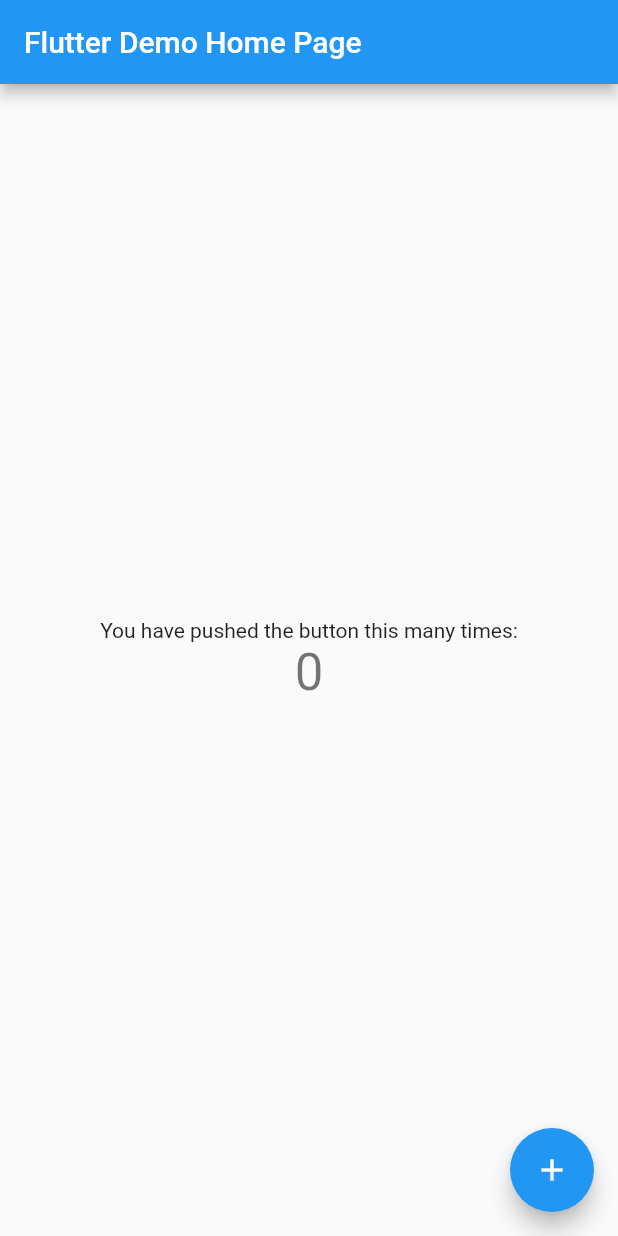
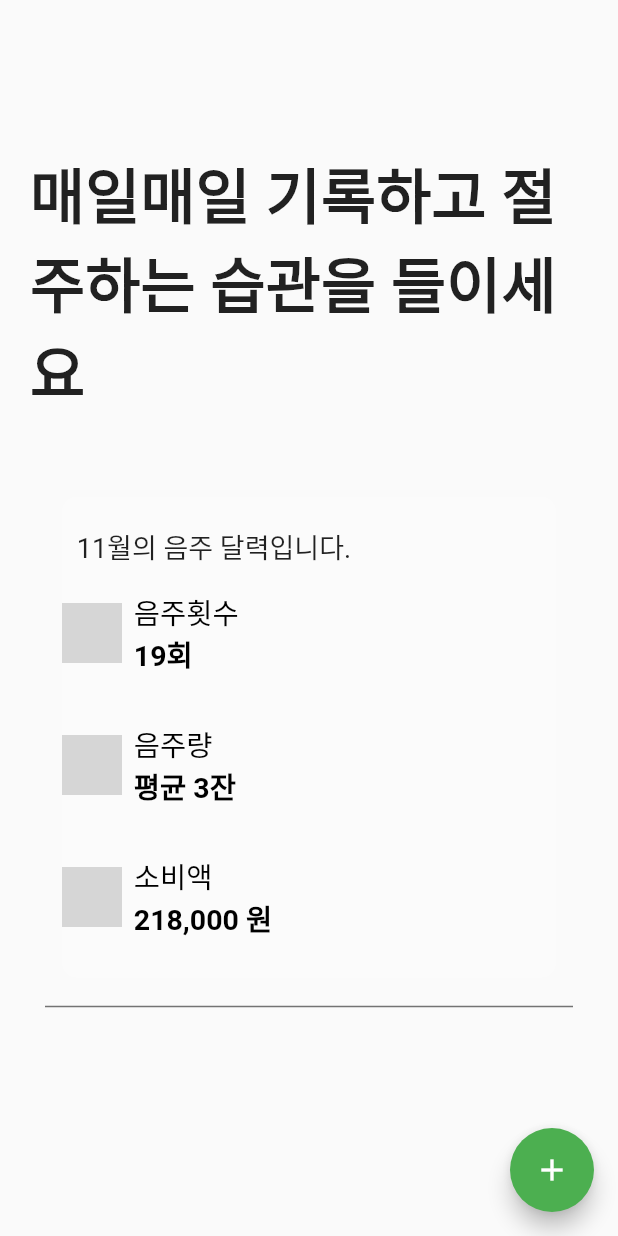
Before and after one commit to Calending-2020/App_Calending_Alcohol, a Flutter app: the screen it shows after launch, on a phone screen of 412 x 824 dp. Run offline on Flutter 3.47's test engine with Material 2 defaults, Android fonts, the phone set to English and light mode, and no system bars; our stand-ins replace table_calendar; network calls fail; grey boxes are pictures that could not be loaded.

Commit message:
UI Update

```diff
--- a/FrontEnd/calending_alcohol/lib/main.dart
+++ b/FrontEnd/calending_alcohol/lib/main.dart
@@ -1,4 +1,6 @@
+import 'dart:ui';
 import 'package:flutter/material.dart';
+import 'package:table_calendar/table_calendar.dart';
 
 void main() {
   runApp(MyApp());
@@ -9,40 +11,18 @@ class MyApp extends StatelessWidget {
   @override
   Widget build(BuildContext context) {
     return MaterialApp(
-      title: 'Flutter Demo',
+      debugShowCheckedModeBanner: false,
+      title: 'Title',
       theme: ThemeData(
-        // This is the theme of your application.
-        //
-        // Try running your application with "flutter run". You'll see the
-        // application has a blue toolbar. Then, without quitting the app, try
-        // changing the primarySwatch below to Colors.green and then invoke
-        // "hot reload" (press "r" in the console where you ran "flutter run",
-        // or simply save your changes to "hot reload" in a Flutter IDE).
-        // Notice that the counter didn't reset back to zero; the application
-        // is not restarted.
-        primarySwatch: Colors.blue,
-        // This makes the visual density adapt to the platform that you run
-        // the app on. For desktop platforms, the controls will be smaller and
-        // closer together (more dense) than on mobile platforms.
         visualDensity: VisualDensity.adaptivePlatformDensity,
       ),
-      home: MyHomePage(title: 'Flutter Demo Home Page'),
+      home: MyHomePage(title: 'Title'),
     );
   }
 }
 
 class MyHomePage extends StatefulWidget {
   MyHomePage({Key key, this.title}) : super(key: key);
-
-  // This widget is the home page of your application. It is stateful, meaning
-  // that it has a State object (defined below) that contains fields that affect
-  // how it looks.
-
-  // This class is the configuration for the state. It holds the values (in this
-  // case the title) provided by the parent (in this case the App widget) and
-  // used by the build method of the State. Fields in a Widget subclass are
-  // always marked "final".
-
   final String title;
 
   @override
@@ -51,67 +31,204 @@ class MyHomePage extends StatefulWidget {
 
 class _MyHomePageState extends State<MyHomePage> {
   int _counter = 0;
+  Size getDisplaySize;
 
   void _incrementCounter() {
     setState(() {
-      // This call to setState tells the Flutter framework that something has
-      // changed in this State, which causes it to rerun the build method below
-      // so that the display can reflect the updated values. If we changed
-      // _counter without calling setState(), then the build method would not be
-      // called again, and so nothing would appear to happen.
       _counter++;
     });
   }
 
   @override
   Widget build(BuildContext context) {
-    // This method is rerun every time setState is called, for instance as done
-    // by the _incrementCounter method above.
-    //
-    // The Flutter framework has been optimized to make rerunning build methods
-    // fast, so that you can just rebuild anything that needs updating rather
-    // than having to individually change instances of widgets.
+    getDisplaySize = MediaQuery.of(context).size;
     return Scaffold(
-      appBar: AppBar(
-        // Here we take the value from the MyHomePage object that was created by
-        // the App.build method, and use it to set our appbar title.
-        title: Text(widget.title),
-      ),
-      body: Center(
-        // Center is a layout widget. It takes a single child and positions it
-        // in the middle of the parent.
+      // appBar: AppBar(
+      //   backgroundColor: Colors.white10,
+      //   elevation: 0,
+      //   title: Text(
+      //     widget.title,
+      //     style: TextStyle(color: Colors.black),
+      //   ),
+      // ),
+      body: SingleChildScrollView(
         child: Column(
-          // Column is also a layout widget. It takes a list of children and
-          // arranges them vertically. By default, it sizes itself to fit its
-          // children horizontally, and tries to be as tall as its parent.
-          //
-          // Invoke "debug painting" (press "p" in the console, choose the
-          // "Toggle Debug Paint" action from the Flutter Inspector in Android
-          // Studio, or the "Toggle Debug Paint" command in Visual Studio Code)
-          // to see the wireframe for each widget.
-          //
-          // Column has various properties to control how it sizes itself and
-          // how it positions its children. Here we use mainAxisAlignment to
-          // center the children vertically; the main axis here is the vertical
-          // axis because Columns are vertical (the cross axis would be
-          // horizontal).
-          mainAxisAlignment: MainAxisAlignment.center,
+          crossAxisAlignment: CrossAxisAlignment.center,
           children: <Widget>[
-            Text(
-              'You have pushed the button this many times:',
-            ),
-            Text(
-              '$_counter',
-              style: Theme.of(context).textTheme.headline4,
-            ),
+            const SizedBox(height: 100),
+            _buildTitle(),
+            const SizedBox(height: 50),
+            _buildInfoCard(),
+            _buildDivider(),
           ],
         ),
       ),
       floatingActionButton: FloatingActionButton(
+        backgroundColor: Colors.green,
         onPressed: _incrementCounter,
         tooltip: 'Increment',
-        child: Icon(Icons.add),
-      ), // This trailing comma makes auto-formatting nicer for build methods.
+        child: Icon(
+          Icons.add,
+        ),
+      ),
+    );
+  }
+
+  Widget _buildInfoCard() {
+    var nowMonth = DateTime.now().month;
+    return Card(
+      color: Colors.white12,
+      shape: RoundedRectangleBorder(borderRadius: BorderRadius.circular(10)),
+      child: Padding(
+        padding: const EdgeInsets.fromLTRB(0, 20, 0, 10),
+        child: Container(
+          width: getDisplaySize.width * 0.8,
+          child: Column(
+            crossAxisAlignment: CrossAxisAlignment.start,
+            children: <Widget>[
+              Padding(
+                padding: const EdgeInsets.only(left: 10),
+                child: Text(
+                  "${nowMonth}월의 음주 달력입니다.",
+                  style: TextStyle(fontSize: 18),
+                ),
+              ),
+              Padding(
+                padding: const EdgeInsets.symmetric(vertical: 8),
+                child: Row(
+                  mainAxisAlignment: MainAxisAlignment.start,
+                  children: [
+                    Container(
+                        width: 40,
+                        height: 40,
+                        child: Image.network(
+                            "https://cdn3.iconfinder.com/data/icons/education-and-school-8/48/Tool-256.png")),
+                    Padding(
+                      padding: const EdgeInsets.all(8.0),
+                      child: Column(
+                        crossAxisAlignment: CrossAxisAlignment.start,
+                        children: [
+                          Text(
+                            "음주횟수",
+                            style: TextStyle(
+                                fontSize: 19,
+                                color: Colors.black,
+                                fontWeight: FontWeight.normal),
+                          ),
+                          Text(
+                            "19회",
+                            style: TextStyle(
+                                fontSize: 19,
+                                color: Colors.black,
+                                fontWeight: FontWeight.bold),
+                          ),
+                        ],
+                      ),
+                    ),
+                  ],
+                ),
+              ),
+              Padding(
+                padding: const EdgeInsets.symmetric(vertical: 8),
+                child: Row(
+                  mainAxisAlignment: MainAxisAlignment.start,
+                  children: [
+                    Container(
+                        width: 40,
+                        height: 40,
+                        child: Image.network(
+                            "https://cdn3.iconfinder.com/data/icons/education-and-school-8/48/Book-256.png")),
+                    Padding(
+                      padding: const EdgeInsets.all(8.0),
+                      child: Column(
+                        crossAxisAlignment: CrossAxisAlignment.start,
+                        children: [
+                          Text(
+                            "음주량",
+                            style: TextStyle(
+                                fontSize: 19,
+                                color: Colors.black,
+                                fontWeight: FontWeight.normal),
+                          ),
+                          Text(
+                            "평균 3잔",
+                            style: TextStyle(
+                                fontSize: 19,
+                                color: Colors.black,
+                                fontWeight: FontWeight.bold),
+                          ),
+                        ],
+                      ),
+                    ),
+                  ],
+                ),
+              ),
+              Padding(
+                padding: const EdgeInsets.symmetric(vertical: 8),
+                child: Row(
+                  mainAxisAlignment: MainAxisAlignment.start,
+                  children: [
+                    Container(
+                        width: 40,
+                        height: 40,
+                        child: Image.network(
+                            "https://cdn3.iconfinder.com/data/icons/education-and-school-8/48/Finance-256.png")),
+                    Padding(
+                      padding: const EdgeInsets.all(8.0),
+                      child: Column(
+                        crossAxisAlignment: CrossAxisAlignment.start,
+                        children: [
+                          Text(
+                            "소비액",
+                            style: TextStyle(
+                                fontSize: 19,
+                                color: Colors.black,
+                                fontWeight: FontWeight.normal),
+                          ),
+                          Text(
+                            "218,000 원",
+                            style: TextStyle(
+                                fontSize: 19,
+                                color: Colors.black,
+                                fontWeight: FontWeight.bold),
+                          ),
+                        ],
+                      ),
+                    ),
+                  ],
+                ),
+              ),
+            ],
+          ),
+        ),
+      ),
+      elevation: 0,
+    );
+  }
+
+  Widget _buildTitle() {
+    return Container(
+      child: Padding(
+        padding: const EdgeInsets.symmetric(horizontal: 20),
+        child: Text(
+          "매일매일 기록하고 절주하는 습관을 들이세요",
+          style: TextStyle(
+            fontSize: 40,
+            fontWeight: FontWeight.bold,
+          ),
+        ),
+      ),
+      alignment: Alignment.center,
+    );
+  }
+
+  Widget _buildDivider() {
+    return const Divider(
+      color: Colors.black54,
+      height: 30,
+      thickness: 1,
+      indent: 30,
+      endIndent: 30,
     );
   }
 }
--- a/FrontEnd/calending_alcohol/pubspec.yaml
+++ b/FrontEnd/calending_alcohol/pubspec.yaml
@@ -23,7 +23,7 @@ environment:
 dependencies:
   flutter:
     sdk: flutter
-
+  table_calendar:
 
   # The following adds the Cupertino Icons font to your application.
   # Use with the CupertinoIcons class for iOS style icons.
```
Also changed, not shown: FrontEnd/calending_alcohol/lib/screen/_add.dart (added), FrontEnd/calending_alcohol/lib/screen/_detail.dart (added), FrontEnd/calending_alcohol/lib/screen/_main.dart (added), FrontEnd/calending_alcohol/pubspec.lock.
